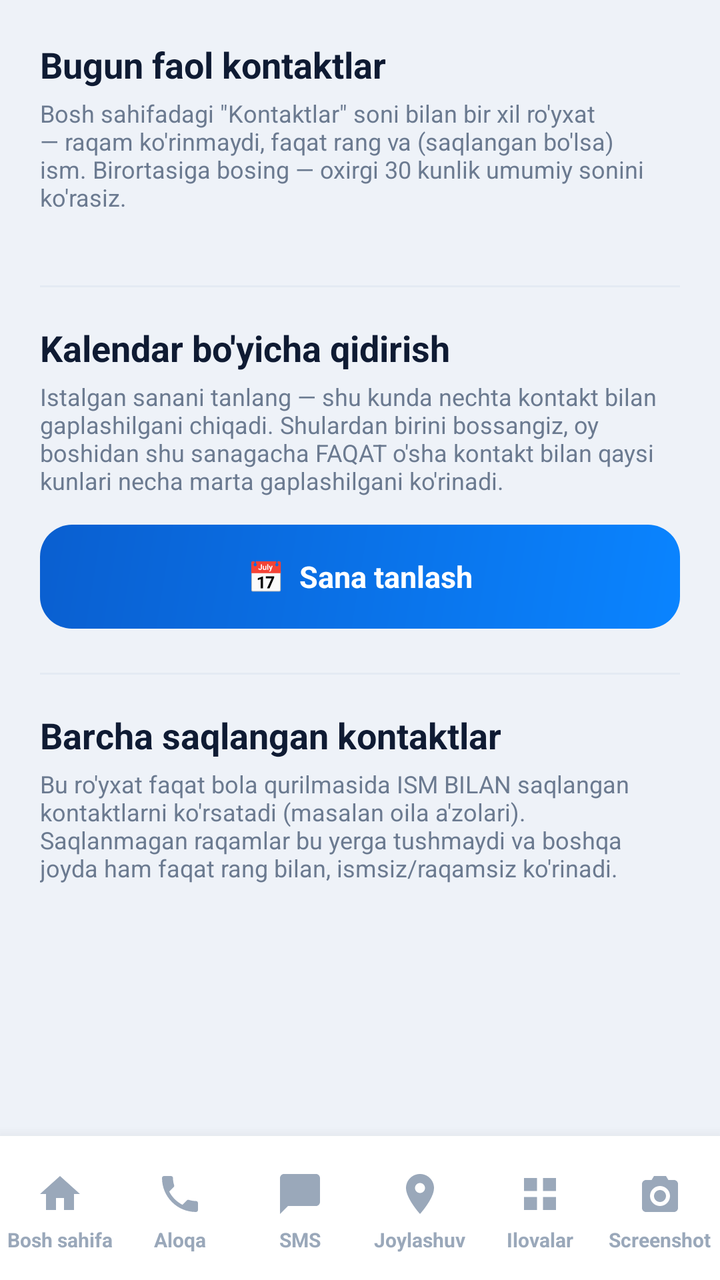
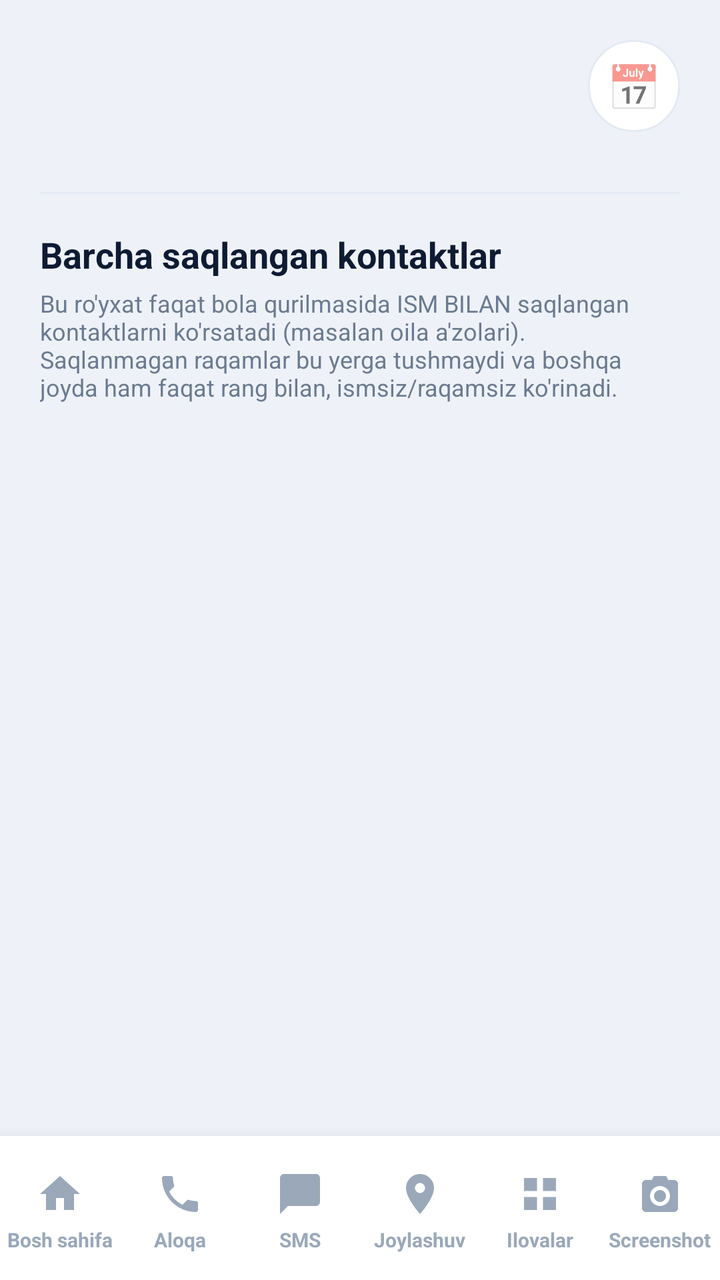

An Android layout rendered at two revisions. The XML below is the earlier revision; the diff shows what the commit changed to produce the second picture.
<!-- AndroidManifest.xml: application theme Theme.OilaNazorati -->
<!-- res/layout/activity_saved_contacts.xml -->
<?xml version="1.0" encoding="utf-8"?>
<LinearLayout xmlns:android="http://schemas.android.com/apk/res/android"
    android:layout_width="match_parent"
    android:layout_height="match_parent"
    android:orientation="vertical"
    android:background="@color/color_bg">

    <ScrollView
        android:layout_width="match_parent"
        android:layout_height="0dp"
        android:layout_weight="1">

        <LinearLayout
            android:layout_width="match_parent"
            android:layout_height="wrap_content"
            android:orientation="vertical"
            android:padding="20dp">

            <TextView
                android:layout_width="match_parent"
                android:layout_height="wrap_content"
                android:text="Bugun faol kontaktlar"
                android:textSize="18sp"
                android:textStyle="bold"
                android:textColor="@color/color_text_primary"/>

            <TextView
                android:layout_width="match_parent"
                android:layout_height="wrap_content"
                android:text="Bosh sahifadagi &quot;Kontaktlar&quot; soni bilan bir xil ro'yxat — raqam ko'rinmaydi, faqat rang va (saqlangan bo'lsa) ism. Birortasiga bosing — oxirgi 30 kunlik umumiy sonini ko'rasiz."
                android:textSize="12sp"
                android:textColor="@color/color_text_secondary"
                android:layout_marginTop="4dp"
                android:layout_marginBottom="14dp"/>

            <TextView
                android:id="@+id/todayEmptyText"
                android:layout_width="match_parent"
                android:layout_height="wrap_content"
                android:text="Bugun hali hech kim bilan gaplashilmagan."
                android:textSize="13sp"
                android:textColor="@color/color_text_secondary"
                android:visibility="gone"
                android:layout_marginBottom="8dp"/>

            <androidx.recyclerview.widget.RecyclerView
                android:id="@+id/todayContactsList"
                android:layout_width="match_parent"
                android:layout_height="wrap_content"
                android:nestedScrollingEnabled="false"/>

            <View
                android:layout_width="match_parent"
                android:layout_height="1dp"
                android:background="@color/color_border"
                android:layout_marginTop="22dp"
                android:layout_marginBottom="18dp"/>

            <TextView
                android:layout_width="match_parent"
                android:layout_height="wrap_content"
                android:text="Kalendar bo'yicha qidirish"
                android:textSize="18sp"
                android:textStyle="bold"
                android:textColor="@color/color_text_primary"/>

            <TextView
                android:layout_width="match_parent"
                android:layout_height="wrap_content"
                android:text="Istalgan sanani tanlang — shu kunda nechta kontakt bilan gaplashilgani chiqadi. Shulardan birini bossangiz, oy boshidan shu sanagacha FAQAT o'sha kontakt bilan qaysi kunlari necha marta gaplashilgani ko'rinadi."
                android:textSize="12sp"
                android:textColor="@color/color_text_secondary"
                android:layout_marginTop="4dp"
                android:layout_marginBottom="14dp"/>

            <TextView
                android:id="@+id/btnPickDate"
                android:layout_width="match_parent"
                android:layout_height="52dp"
                android:gravity="center"
                android:text="📅  Sana tanlash"
                android:textColor="#FFFFFF"
                android:textStyle="bold"
                android:textSize="15sp"
                android:background="@drawable/bg_button_primary"
                android:clickable="true"
                android:focusable="true"/>

            <LinearLayout
                android:id="@+id/dayResultCard"
                android:layout_width="match_parent"
                android:layout_height="wrap_content"
                android:orientation="vertical"
                android:background="@drawable/bg_card_theme"
                android:padding="16dp"
                android:layout_marginTop="16dp"
                android:visibility="gone">

                <TextView
                    android:id="@+id/selectedDateLabel"
                    android:layout_width="match_parent"
                    android:layout_height="wrap_content"
                    android:textSize="13sp"
                    android:textColor="@color/color_text_secondary"/>

                <TextView
                    android:id="@+id/dayCountLabel"
                    android:layout_width="match_parent"
                    android:layout_height="wrap_content"
                    android:textSize="16sp"
                    android:textStyle="bold"
                    android:textColor="@color/color_text_primary"
                    android:layout_marginTop="2dp"
                    android:layout_marginBottom="12dp"/>

                <TextView
                    android:id="@+id/dayEmptyText"
                    android:layout_width="match_parent"
                    android:layout_height="wrap_content"
                    android:text="Bu kunda hech kim bilan gaplashilmagan."
                    android:textSize="13sp"
                    android:textColor="@color/color_text_secondary"
                    android:visibility="gone"/>

                <androidx.recyclerview.widget.RecyclerView
                    android:id="@+id/dayContactsList"
                    android:layout_width="match_parent"
                    android:layout_height="wrap_content"
                    android:nestedScrollingEnabled="false"/>

            </LinearLayout>

            <View
                android:layout_width="match_parent"
                android:layout_height="1dp"
                android:background="@color/color_border"
                android:layout_marginTop="22dp"
                android:layout_marginBottom="18dp"/>

            <TextView
                android:layout_width="match_parent"
                android:layout_height="wrap_content"
                android:text="Barcha saqlangan kontaktlar"
                android:textSize="18sp"
                android:textStyle="bold"
                android:textColor="@color/color_text_primary"/>

            <TextView
                android:layout_width="match_parent"
                android:layout_height="wrap_content"
                android:text="Bu ro'yxat faqat bola qurilmasida ISM BILAN saqlangan kontaktlarni ko'rsatadi (masalan oila a'zolari). Saqlanmagan raqamlar bu yerga tushmaydi va boshqa joyda ham faqat rang bilan, ismsiz/raqamsiz ko'rinadi."
                android:textSize="12sp"
                android:textColor="@color/color_text_secondary"
                android:layout_marginTop="4dp"
                android:layout_marginBottom="14dp"/>

            <androidx.recyclerview.widget.RecyclerView
                android:id="@+id/savedContactsList"
                android:layout_width="match_parent"
                android:layout_height="wrap_content"
                android:nestedScrollingEnabled="false"/>

        </LinearLayout>
    </ScrollView>

    <include layout="@layout/layout_bottom_nav"/>

</LinearLayout>
<!-- res/layout/layout_bottom_nav.xml (included above) -->
<?xml version="1.0" encoding="utf-8"?>
<LinearLayout xmlns:android="http://schemas.android.com/apk/res/android"
    android:layout_width="match_parent"
    android:layout_height="72dp"
    android:orientation="horizontal"
    android:background="@color/color_surface"
    android:elevation="12dp"
    android:paddingTop="4dp">

    <LinearLayout
        android:id="@+id/navHome"
        android:layout_width="0dp" android:layout_height="match_parent" android:layout_weight="1"
        android:orientation="vertical" android:gravity="center"
        android:background="?attr/selectableItemBackground" android:clickable="true" android:focusable="true">
        <ImageView android:layout_width="24dp" android:layout_height="24dp" android:src="@drawable/ic_nav_home" android:tint="@color/color_nav_inactive" android:contentDescription="Bosh sahifa"/>
        <TextView android:layout_width="wrap_content" android:layout_height="wrap_content" android:layout_marginTop="4dp" android:text="Bosh sahifa" android:textColor="@color/color_nav_inactive" android:textSize="10sp" android:textStyle="bold" android:maxLines="1" android:ellipsize="end"/>
    </LinearLayout>

    <LinearLayout
        android:id="@+id/navCalls"
        android:layout_width="0dp" android:layout_height="match_parent" android:layout_weight="1"
        android:orientation="vertical" android:gravity="center"
        android:background="?attr/selectableItemBackground" android:clickable="true" android:focusable="true">
        <ImageView android:layout_width="24dp" android:layout_height="24dp" android:src="@drawable/ic_nav_call" android:tint="@color/color_nav_inactive" android:contentDescription="Aloqa"/>
        <TextView android:layout_width="wrap_content" android:layout_height="wrap_content" android:layout_marginTop="4dp" android:text="Aloqa" android:textColor="@color/color_nav_inactive" android:textSize="10sp" android:textStyle="bold" android:maxLines="1" android:ellipsize="end"/>
    </LinearLayout>

    <LinearLayout
        android:id="@+id/navSms"
        android:layout_width="0dp" android:layout_height="match_parent" android:layout_weight="1"
        android:orientation="vertical" android:gravity="center"
        android:background="?attr/selectableItemBackground" android:clickable="true" android:focusable="true">
        <ImageView android:layout_width="24dp" android:layout_height="24dp" android:src="@drawable/ic_message" android:tint="@color/color_nav_inactive" android:contentDescription="SMS"/>
        <TextView android:layout_width="wrap_content" android:layout_height="wrap_content" android:layout_marginTop="4dp" android:text="SMS" android:textColor="@color/color_nav_inactive" android:textSize="10sp" android:textStyle="bold" android:maxLines="1" android:ellipsize="end"/>
    </LinearLayout>

    <LinearLayout
        android:id="@+id/navLocation"
        android:layout_width="0dp" android:layout_height="match_parent" android:layout_weight="1"
        android:orientation="vertical" android:gravity="center"
        android:background="?attr/selectableItemBackground" android:clickable="true" android:focusable="true">
        <ImageView android:layout_width="24dp" android:layout_height="24dp" android:src="@drawable/ic_nav_location" android:tint="@color/color_nav_inactive" android:contentDescription="Joylashuv"/>
        <TextView android:layout_width="wrap_content" android:layout_height="wrap_content" android:layout_marginTop="4dp" android:text="Joylashuv" android:textColor="@color/color_nav_inactive" android:textSize="10sp" android:textStyle="bold" android:maxLines="1" android:ellipsize="end"/>
    </LinearLayout>

    <LinearLayout
        android:id="@+id/navApps"
        android:layout_width="0dp" android:layout_height="match_parent" android:layout_weight="1"
        android:orientation="vertical" android:gravity="center"
        android:background="?attr/selectableItemBackground" android:clickable="true" android:focusable="true">
        <ImageView android:layout_width="24dp" android:layout_height="24dp" android:src="@drawable/ic_nav_apps" android:tint="@color/color_nav_inactive" android:contentDescription="Ilovalar"/>
        <TextView android:layout_width="wrap_content" android:layout_height="wrap_content" android:layout_marginTop="4dp" android:text="Ilovalar" android:textColor="@color/color_nav_inactive" android:textSize="10sp" android:textStyle="bold" android:maxLines="1" android:ellipsize="end"/>
    </LinearLayout>

    <LinearLayout
        android:id="@+id/navScreenshot"
        android:layout_width="0dp" android:layout_height="match_parent" android:layout_weight="1"
        android:orientation="vertical" android:gravity="center"
        android:background="?attr/selectableItemBackground" android:clickable="true" android:focusable="true">
        <ImageView android:layout_width="24dp" android:layout_height="24dp" android:src="@drawable/ic_nav_screenshot" android:tint="@color/color_nav_inactive" android:contentDescription="Screenshot"/>
        <TextView android:layout_width="wrap_content" android:layout_height="wrap_content" android:layout_marginTop="4dp" android:text="Screenshot" android:textColor="@color/color_nav_inactive" android:textSize="10sp" android:textStyle="bold" android:maxLines="1" android:ellipsize="end"/>
    </LinearLayout>

</LinearLayout>
<!-- resources referenced by this layout -->
<resources>
  <color name="color_bg">#EEF2F8</color>
  <color name="color_border">#E4EAF3</color>
  <color name="color_nav_inactive">#9AA8BA</color>
  <color name="color_surface">#FFFFFF</color>
  <color name="color_text_primary">#0F1B33</color>
  <color name="color_text_secondary">#6B7A90</color>
  <!-- drawable bg_button_primary (drawable) -->
  <?xml version="1.0" encoding="utf-8"?>
  <ripple xmlns:android="http://schemas.android.com/apk/res/android" android:color="#33FFFFFF">
      <item>
          <shape android:shape="rectangle">
              <gradient android:type="linear" android:angle="135" android:startColor="@color/color_primary" android:endColor="@color/color_primary_dark"/>
              <corners android:radius="16dp"/>
          </shape>
      </item>
  </ripple>
  <!-- drawable bg_card_theme (drawable) -->
  <?xml version="1.0" encoding="utf-8"?>
  <shape xmlns:android="http://schemas.android.com/apk/res/android">
      <solid android:color="@color/color_surface"/>
      <corners android:radius="22dp"/>
      <stroke android:width="1dp" android:color="@color/color_border"/>
  </shape>
  <!-- drawable ic_message (drawable) -->
  <vector xmlns:android="http://schemas.android.com/apk/res/android"
      android:width="24dp" android:height="24dp"
      android:viewportWidth="24" android:viewportHeight="24">
      <path android:fillColor="#FFFFFF"
          android:pathData="M20,2L4,2c-1.1,0 -2,0.9 -2,2v18l4,-4h14c1.1,0 2,-0.9 2,-2L22,4c0,-1.1 -0.9,-2 -2,-2z"/>
  </vector>
  <!-- drawable ic_nav_apps (drawable) -->
  <vector xmlns:android="http://schemas.android.com/apk/res/android"
      android:width="24dp" android:height="24dp"
      android:viewportWidth="24" android:viewportHeight="24">
      <path android:fillColor="#FFFFFF"
          android:pathData="M4,4h6.5v6.5H4V4zM13.5,4H20v6.5h-6.5V4zM4,13.5h6.5V20H4V13.5zM13.5,13.5H20V20h-6.5V13.5z"/>
  </vector>
  <!-- drawable ic_nav_call (drawable) -->
  <vector xmlns:android="http://schemas.android.com/apk/res/android"
      android:width="24dp" android:height="24dp"
      android:viewportWidth="24" android:viewportHeight="24">
      <path android:fillColor="#FFFFFF"
          android:pathData="M6.62,10.79c1.44,2.83 3.76,5.14 6.59,6.59l2.2,-2.2c0.27,-0.27 0.67,-0.36 1.02,-0.24 1.12,0.37 2.33,0.57 3.57,0.57 0.55,0 1,0.45 1,1L21,20c0,0.55 -0.45,1 -1,1 -9.39,0 -17,-7.61 -17,-17 0,-0.55 0.45,-1 1,-1h3.5c0.55,0 1,0.45 1,1 0,1.25 0.2,2.45 0.57,3.57 0.11,0.35 0.03,0.74 -0.25,1.02L6.62,10.79z"/>
  </vector>
  <!-- drawable ic_nav_home (drawable) -->
  <vector xmlns:android="http://schemas.android.com/apk/res/android"
      android:width="24dp" android:height="24dp"
      android:viewportWidth="24" android:viewportHeight="24">
      <path android:fillColor="#FFFFFF"
          android:pathData="M10,20v-6h4v6h5v-8h3L12,3 2,12h3v8z"/>
  </vector>
  <!-- drawable ic_nav_location (drawable) -->
  <vector xmlns:android="http://schemas.android.com/apk/res/android"
      android:width="24dp" android:height="24dp"
      android:viewportWidth="24" android:viewportHeight="24">
      <path android:fillColor="#FFFFFF"
          android:pathData="M12,2C8.13,2 5,5.13 5,9c0,5.25 7,13 7,13s7,-7.75 7,-13c0,-3.87 -3.13,-7 -7,-7zM12,11.5c-1.38,0 -2.5,-1.12 -2.5,-2.5s1.12,-2.5 2.5,-2.5 2.5,1.12 2.5,2.5 -1.12,2.5 -2.5,2.5z"/>
  </vector>
  <color name="color_primary">#0A84FF</color>
  <color name="color_primary_dark">#0A5FD0</color>
  <style name="Widget.OilaNazorati.Button" parent="Widget.MaterialComponents.Button">
          <item name="backgroundTint">@color/selector_button_primary</item>
          <item name="android:textColor">#FFFFFF</item>
          <item name="cornerRadius">16dp</item>
      </style>
  <style name="Widget.OilaNazorati.AlertDialogButton" parent="Widget.MaterialComponents.Button.TextButton.Dialog">
          <item name="android:textColor">@color/color_primary</item>
      </style>
  <!-- unchanged entries left out for length: 3 -->
</resources>

<!-- the commit's change to res/layout/activity_saved_contacts.xml (unified diff, before → after) -->
@@ -16,75 +16,31 @@
             android:orientation="vertical"
             android:padding="20dp">
 
-            <TextView
+            
+            <LinearLayout
                 android:layout_width="match_parent"
                 android:layout_height="wrap_content"
-                android:text="Bugun faol kontaktlar"
-                android:textSize="18sp"
-                android:textStyle="bold"
-                android:textColor="@color/color_text_primary"/>
+                android:gravity="end"
+                android:layout_marginBottom="8dp">
 
-            <TextView
-                android:layout_width="match_parent"
-                android:layout_height="wrap_content"
-                android:text="Bosh sahifadagi &quot;Kontaktlar&quot; soni bilan bir xil ro'yxat — raqam ko'rinmaydi, faqat rang va (saqlangan bo'lsa) ism. Birortasiga bosing — oxirgi 30 kunlik umumiy sonini ko'rasiz."
-                android:textSize="12sp"
-                android:textColor="@color/color_text_secondary"
-                android:layout_marginTop="4dp"
-                android:layout_marginBottom="14dp"/>
-
-            <TextView
-                android:id="@+id/todayEmptyText"
-                android:layout_width="match_parent"
-                android:layout_height="wrap_content"
-                android:text="Bugun hali hech kim bilan gaplashilmagan."
-                android:textSize="13sp"
-                android:textColor="@color/color_text_secondary"
-                android:visibility="gone"
-                android:layout_marginBottom="8dp"/>
+                <TextView
+                    android:id="@+id/btnPickDate"
+                    android:layout_width="46dp"
+                    android:layout_height="46dp"
+                    android:gravity="center"
+                    android:text="📅"
+                    android:textSize="22sp"
+                    android:contentDescription="Sana tanlash"
+                    android:background="@drawable/bg_card_theme"
+                    android:clickable="true"
+                    android:focusable="true"/>
+            </LinearLayout>
 
             <androidx.recyclerview.widget.RecyclerView
                 android:id="@+id/todayContactsList"
                 android:layout_width="match_parent"
                 android:layout_height="wrap_content"
                 android:nestedScrollingEnabled="false"/>
-
-            <View
-                android:layout_width="match_parent"
-                android:layout_height="1dp"
-                android:background="@color/color_border"
-                android:layout_marginTop="22dp"
-                android:layout_marginBottom="18dp"/>
-
-            <TextView
-                android:layout_width="match_parent"
-                android:layout_height="wrap_content"
-                android:text="Kalendar bo'yicha qidirish"
-                android:textSize="18sp"
-                android:textStyle="bold"
-                android:textColor="@color/color_text_primary"/>
-
-            <TextView
-                android:layout_width="match_parent"
-                android:layout_height="wrap_content"
-                android:text="Istalgan sanani tanlang — shu kunda nechta kontakt bilan gaplashilgani chiqadi. Shulardan birini bossangiz, oy boshidan shu sanagacha FAQAT o'sha kontakt bilan qaysi kunlari necha marta gaplashilgani ko'rinadi."
-                android:textSize="12sp"
-                android:textColor="@color/color_text_secondary"
-                android:layout_marginTop="4dp"
-                android:layout_marginBottom="14dp"/>
-
-            <TextView
-                android:id="@+id/btnPickDate"
-                android:layout_width="match_parent"
-                android:layout_height="52dp"
-                android:gravity="center"
-                android:text="📅  Sana tanlash"
-                android:textColor="#FFFFFF"
-                android:textStyle="bold"
-                android:textSize="15sp"
-                android:background="@drawable/bg_button_primary"
-                android:clickable="true"
-                android:focusable="true"/>
 
             <LinearLayout
                 android:id="@+id/dayResultCard"
<!-- resource entries referenced after the edit -->
@@ -6,16 +6,6 @@
   <color name="color_surface">#FFFFFF</color>
   <color name="color_text_primary">#0F1B33</color>
   <color name="color_text_secondary">#6B7A90</color>
-  <!-- drawable bg_button_primary (drawable) -->
-  <?xml version="1.0" encoding="utf-8"?>
-  <ripple xmlns:android="http://schemas.android.com/apk/res/android" android:color="#33FFFFFF">
-      <item>
-          <shape android:shape="rectangle">
-              <gradient android:type="linear" android:angle="135" android:startColor="@color/color_primary" android:endColor="@color/color_primary_dark"/>
-              <corners android:radius="16dp"/>
-          </shape>
-      </item>
-  </ripple>
   <!-- drawable bg_card_theme (drawable) -->
   <?xml version="1.0" encoding="utf-8"?>
   <shape xmlns:android="http://schemas.android.com/apk/res/android">
